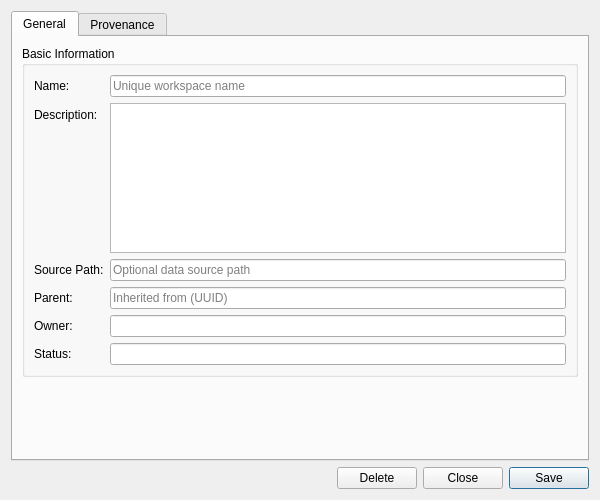
The window that projects/ores.qt.workspace/ui/WorkspaceDetailDialog.ui (OreStudio/OreStudio) describes before a commit, drawn with Qt 5.
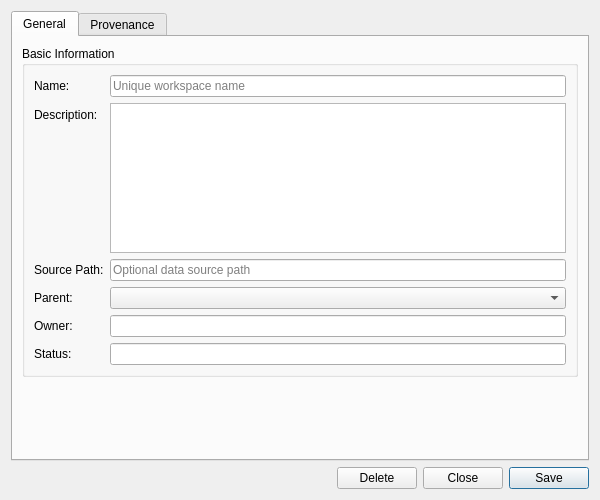
The same window after the commit. Custom widgets are drawn as their Qt base class.

Commit message:
[workspace] Replace parent text field with async-populated combo box
Parent workspace field in WorkspaceDetailDialog is now a QComboBox
populated asynchronously from the workspace list on dialog open.
Items show "name [UUID]", self is excluded, "(none)" is the default.
Selection is restored correctly on edit, and hasChanges_ is not
spuriously set during load.

What changed in the file:
```diff
--- a/projects/ores.qt.workspace/ui/WorkspaceDetailDialog.ui
+++ b/projects/ores.qt.workspace/ui/WorkspaceDetailDialog.ui
@@ -100,9 +100,9 @@
            </widget>
           </item>
           <item row="3" column="1">
-           <widget class="QLineEdit" name="parentEdit">
-            <property name="placeholderText">
-             <string>Inherited from (UUID)</string>
+           <widget class="QComboBox" name="parentCombo">
+            <property name="toolTip">
+             <string>Select parent workspace (name [UUID])</string>
             </property>
            </widget>
           </item>
```
The commit also changes 2 other files.
